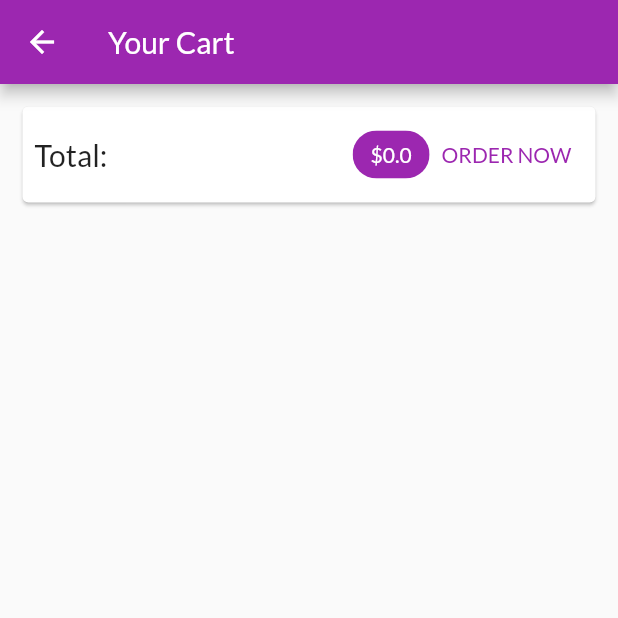
After one commit to Ayobami0/store_app, a Flutter app: the CartScreen screen opened by its route, on a phone screen of 412 x 824 dp, the top half of it. The commit adds this screen. Run offline on Flutter 3.47's test engine with Material 2 defaults, Android fonts, the phone set to English and light mode, and no system bars; network calls fail.

Commit message:
Add cart items cards to cart screen

```diff
--- a/lib/main.dart
+++ b/lib/main.dart
@@ -2,6 +2,7 @@ import 'package:flutter/material.dart';
 import 'package:provider/provider.dart';
 import 'package:store_app/providers/cart.dart';
 import 'package:store_app/providers/products_provider.dart';
+import 'package:store_app/screens/cart.dart';
 import 'package:store_app/screens/product_details.dart';
 import 'package:store_app/screens/product_overview.dart';
 
@@ -23,13 +24,15 @@ class MyApp extends StatelessWidget {
       child: MaterialApp(
         title: 'Flutter Demo',
         theme: ThemeData(
+          primaryColor: Colors.purple,
           colorScheme: ColorScheme.fromSwatch(primarySwatch: Colors.purple)
               .copyWith(secondary: Colors.deepOrange),
           fontFamily: 'Lato',
         ),
         home: const ProductOverviewScreen(),
         routes: {
-          ProductDetailsScreen.routeName: (ctx) => const ProductDetailsScreen()
+          ProductDetailsScreen.routeName: (ctx) => const ProductDetailsScreen(),
+          CartScreen.routeName: (ctx) => const CartScreen()
         },
       ),
     );
--- a/lib/providers/cart.dart
+++ b/lib/providers/cart.dart
@@ -6,6 +6,15 @@ class Cart with ChangeNotifier {
   Map<String, CartItem> get items => {..._items};
 
   int get itemCount => _items.length;
+
+  double get totalAmount {
+    double total = 0.00;
+
+    _items.forEach((key, cartItem) {
+        total += cartItem.price * cartItem.quantity;
+    });
+    return total;
+  }
 
   void addItem(String productId, double price, String title) {
     if (_items.containsKey(productId)) {
--- /dev/null
+++ b/lib/screens/cart.dart
@@ -0,0 +1,66 @@
+import 'package:flutter/material.dart';
+import 'package:provider/provider.dart';
+import 'package:store_app/providers/cart.dart' show Cart;
+
+import '../widgets/cart_item.dart';
+
+class CartScreen extends StatelessWidget {
+  static const routeName = '/cartScreen';
+  const CartScreen({super.key});
+
+  @override
+  Widget build(BuildContext context) {
+    final cart = Provider.of<Cart>(context);
+    return Scaffold(
+      appBar: AppBar(
+        title: const Text('Your Cart'),
+      ),
+      body: Column(
+        children: [
+          Card(
+            margin: const EdgeInsets.all(15),
+            child: Padding(
+              padding: const EdgeInsets.all(8),
+              child: Row(
+                mainAxisAlignment: MainAxisAlignment.spaceBetween,
+                children: [
+                  const Text(
+                    'Total: ',
+                    style: TextStyle(fontSize: 20),
+                  ),
+                  const Spacer(),
+                  Chip(
+                    label: Text(
+                      '\$${cart.totalAmount}',
+                      style: const TextStyle(color: Colors.white),
+                    ),
+                    backgroundColor: Theme.of(context).primaryColor,
+                  ),
+                  TextButton(
+                      onPressed: () {},
+                      child: Text('ORDER NOW',
+                          style: TextStyle(
+                            color: Theme.of(context).primaryColor,
+                          )))
+                ],
+              ),
+            ),
+          ),
+          SizedBox(
+            height: 20,
+          ),
+          Expanded(
+            child: ListView.builder(
+              itemCount: cart.itemCount,
+              itemBuilder: ((ctx, index) => CartItem(
+                  id: cart.items.values.toList()[index].id,
+                  title: cart.items.values.toList()[index].title,
+                  quantity: cart.items.values.toList()[index].quantity,
+                  price: cart.items.values.toList()[index].price)),
+            ),
+          )
+        ],
+      ),
+    );
+  }
+}
--- a/lib/screens/product_overview.dart
+++ b/lib/screens/product_overview.dart
@@ -1,5 +1,6 @@
 import 'package:flutter/material.dart';
 import 'package:provider/provider.dart';
+import 'package:store_app/screens/cart.dart';
 import 'package:store_app/widgets/badge.dart';
 
 import '../providers/cart.dart';
@@ -30,7 +31,9 @@ class _ProductOverviewScreenState extends State<ProductOverviewScreen> {
             builder: (_, cart, c) => Badge(
                 value: cart.itemCount,
                 child: c!),
-            child: IconButton(icon: const Icon(Icons.shopping_cart), onPressed: () {},),
+            child: IconButton(icon: const Icon(Icons.shopping_cart), onPressed: () {
+                Navigator.of(context).pushNamed(CartScreen.routeName);
+            },),
           ),
           PopupMenuButton(
             onSelected: (value) {
```
Also changed, not shown: lib/widgets/cart_item.dart (added, +36 -0 lines).
